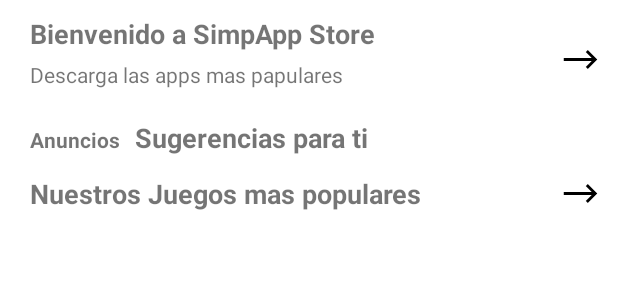
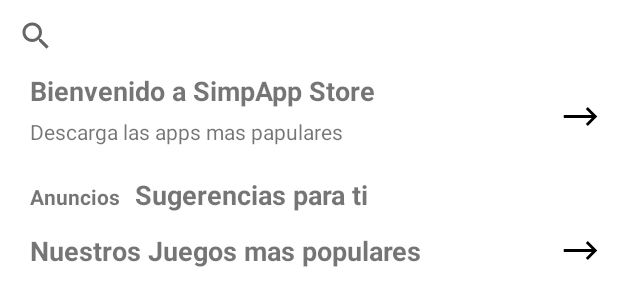
Before and after one commit to JonathanRamirez1/SimpApp-Store, an Android app: the layout fragment_games.xml on its own in the app's theme, with its tools: preview values and no code run, on a phone screen of 412 x 824 dp. Shown: the top 306 px of the screen. Run offline under Robolectric (Android 15) with nearby library versions, the phone set to English and light mode, and no system bars; Roboto replaces fonts that are not available here.

Commit message:
se agrego searchview

```diff
--- a/app/src/main/java/com/wposs/simpappstore/view/activities/HomeActivity.java
+++ b/app/src/main/java/com/wposs/simpappstore/view/activities/HomeActivity.java
@@ -23,7 +23,7 @@ public class HomeActivity extends AppCompatActivity {
         setContentView(binding.getRoot());
 
         /** Toolbar **/
-        setSupportActionBar(findViewById(R.id.toolbarView));
+      /*  setSupportActionBar(findViewById(R.id.toolbarView));*/
 
         setUpViewPager(getPagerAdapter());
         setUpBottomNavigationBar();
--- a/app/src/main/java/com/wposs/simpappstore/view/fragments/AppsFragment.java
+++ b/app/src/main/java/com/wposs/simpappstore/view/fragments/AppsFragment.java
@@ -35,6 +35,8 @@ public class AppsFragment extends Fragment {
     public void onViewCreated(@NonNull View view, @Nullable Bundle savedInstanceState) {
         super.onViewCreated(view, savedInstanceState);
         setAdapterWelcomeApps();
+        setAdapterAdsApps();
+        setAdapterPopularityApps();
     }
 
     private void setAdapterWelcomeApps() {
@@ -45,8 +47,6 @@ public class AppsFragment extends Fragment {
         binding.recyclerViewWelcomeApps.setHasFixedSize(true);
         binding.recyclerViewWelcomeApps.setAdapter(appsAdapter);
         setItemsWelcomeApps();
-        setAdapterAdsApps();
-        setAdapterPopularityApps();
     }
 
     private void setItemsWelcomeApps() {
--- a/app/src/main/res/layout/activity_home.xml
+++ b/app/src/main/res/layout/activity_home.xml
@@ -7,9 +7,9 @@
     android:layout_height="match_parent"
     tools:context=".view.activities.HomeActivity">
 
-    <include
+   <!-- <include
         android:id="@+id/toolbarView"
-        layout="@layout/toolbar" />
+        layout="@layout/toolbar" /> -->
 
     <com.google.android.material.bottomnavigation.BottomNavigationView
         android:id="@+id/bottomNavigation"
@@ -27,7 +27,6 @@
         android:id="@+id/viewPager"
         android:layout_width="match_parent"
         android:layout_height="match_parent"
-        android:layout_below="@+id/toolbarView"
         android:layout_above="@+id/bottomNavigation" />
 
 </RelativeLayout>
--- a/app/src/main/res/layout/fragment_games.xml
+++ b/app/src/main/res/layout/fragment_games.xml
@@ -19,17 +19,23 @@
             android:layout_width="match_parent"
             android:layout_height="wrap_content">
 
+            <androidx.appcompat.widget.SearchView
+                android:id="@+id/searchViewGames"
+                android:layout_width="match_parent"
+                android:layout_height="wrap_content"
+                app:layout_constraintEnd_toEndOf="parent"
+                app:layout_constraintStart_toStartOf="parent"
+                app:layout_constraintTop_toTopOf="parent" />
+
             <androidx.constraintlayout.widget.ConstraintLayout
                 android:id="@+id/constraintLayoutWelcomeApps"
                 android:layout_width="match_parent"
                 android:layout_height="wrap_content"
                 android:layout_marginStart="20dp"
-                android:layout_marginTop="10dp"
                 android:layout_marginEnd="10dp"
-                android:layout_marginBottom="10dp"
                 app:layout_constraintEnd_toEndOf="parent"
                 app:layout_constraintStart_toStartOf="parent"
-                app:layout_constraintTop_toTopOf="parent">
+                app:layout_constraintTop_toBottomOf="@+id/searchViewGames">
 
                 <LinearLayout
                     android:layout_width="match_parent"
```
Also changed, not shown: app/src/main/java/com/wposs/simpappstore/view/adapters/GamesAdapter.java (+22 -1 lines), app/src/main/java/com/wposs/simpappstore/view/fragments/GamesFragment.java (+14 -5 lines).
